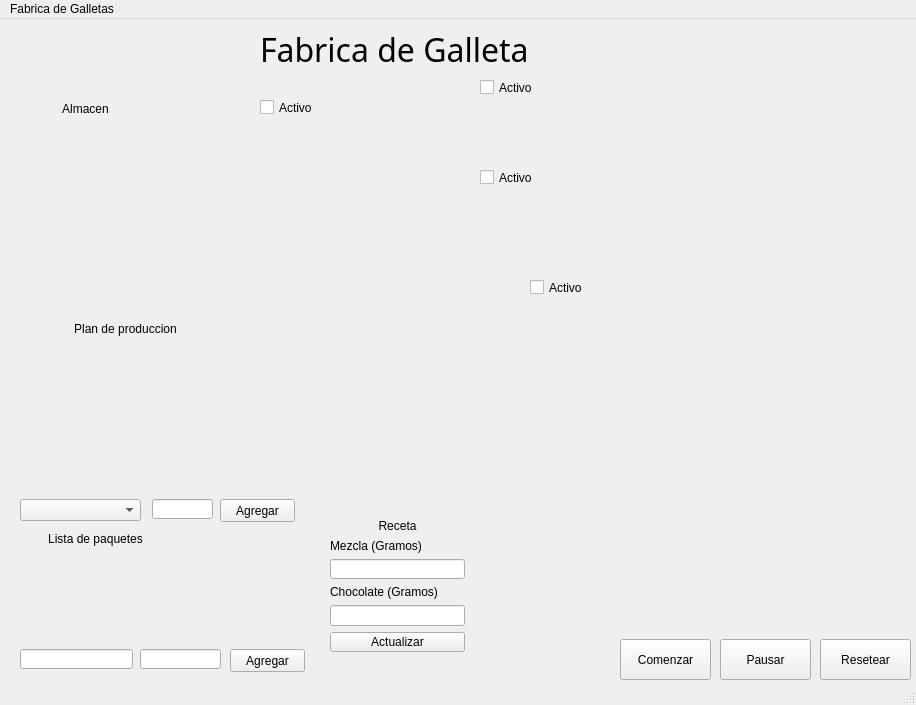
JohnSC31/PY1-FabricaGalletas-2102, file mainwindow.ui: the form before one commit.
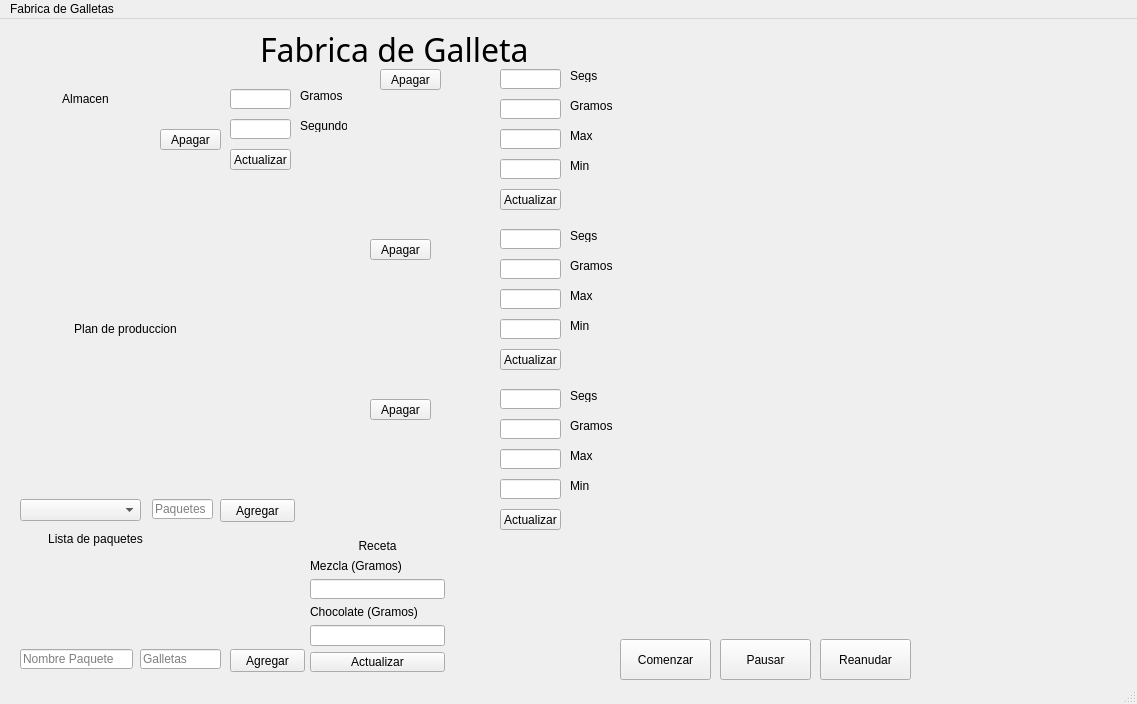
The form after the commit. Icons and pictures are not drawn.

The edit to the form file:
```diff
--- a/mainwindow.ui
+++ b/mainwindow.ui
@@ -6,8 +6,8 @@
    <rect>
     <x>0</x>
     <y>0</y>
-    <width>916</width>
-    <height>705</height>
+    <width>1137</width>
+    <height>704</height>
    </rect>
   </property>
   <property name="windowTitle">
@@ -72,14 +72,14 @@
      </rect>
     </property>
     <property name="text">
-     <string>Resetear</string>
+     <string>Reanudar</string>
     </property>
    </widget>
    <widget class="QLabel" name="label">
     <property name="geometry">
      <rect>
-      <x>430</x>
-      <y>60</y>
+      <x>450</x>
+      <y>50</y>
       <width>41</width>
       <height>51</height>
      </rect>
@@ -94,8 +94,8 @@
    <widget class="QLabel" name="label_2">
     <property name="geometry">
      <rect>
-      <x>470</x>
-      <y>260</y>
+      <x>440</x>
+      <y>370</y>
       <width>51</width>
       <height>41</height>
      </rect>
@@ -110,8 +110,8 @@
    <widget class="QLabel" name="label_3">
     <property name="geometry">
      <rect>
-      <x>430</x>
-      <y>150</y>
+      <x>440</x>
+      <y>210</y>
       <width>41</width>
       <height>51</height>
      </rect>
@@ -126,8 +126,8 @@
    <widget class="QLabel" name="label_4">
     <property name="geometry">
      <rect>
-      <x>200</x>
-      <y>80</y>
+      <x>170</x>
+      <y>70</y>
       <width>51</width>
       <height>41</height>
      </rect>
@@ -143,7 +143,7 @@
     <property name="geometry">
      <rect>
       <x>60</x>
-      <y>30</y>
+      <y>10</y>
       <width>61</width>
       <height>51</height>
      </rect>
@@ -209,6 +209,9 @@
       <height>20</height>
      </rect>
     </property>
+    <property name="placeholderText">
+     <string>Paquetes</string>
+    </property>
    </widget>
    <widget class="QComboBox" name="cmbPacks">
     <property name="geometry">
@@ -245,6 +248,9 @@
       <height>20</height>
      </rect>
     </property>
+    <property name="placeholderText">
+     <string>Nombre Paquete</string>
+    </property>
    </widget>
    <widget class="QPushButton" name="btnAddPack">
     <property name="geometry">
@@ -268,12 +274,15 @@
       <height>20</height>
      </rect>
     </property>
+    <property name="placeholderText">
+     <string>Galletas</string>
+    </property>
    </widget>
    <widget class="QLabel" name="label_11">
     <property name="geometry">
      <rect>
       <x>10</x>
-      <y>80</y>
+      <y>70</y>
       <width>151</width>
       <height>20</height>
      </rect>
@@ -288,8 +297,8 @@
    <widget class="QWidget" name="layoutWidget">
     <property name="geometry">
      <rect>
-      <x>330</x>
-      <y>500</y>
+      <x>310</x>
+      <y>520</y>
       <width>135</width>
       <height>134</height>
      </rect>
@@ -340,63 +349,11 @@
      </item>
     </layout>
    </widget>
-   <widget class="QCheckBox" name="chboxTrolley">
+   <widget class="QLabel" name="lblWareHouse">
     <property name="geometry">
      <rect>
-      <x>260</x>
-      <y>80</y>
-      <width>70</width>
-      <height>17</height>
-     </rect>
-    </property>
-    <property name="text">
-     <string>Activo</string>
-    </property>
-   </widget>
-   <widget class="QCheckBox" name="chBoxDoughMachine1">
-    <property name="geometry">
-     <rect>
-      <x>480</x>
-      <y>60</y>
-      <width>70</width>
-      <height>17</height>
-     </rect>
-    </property>
-    <property name="text">
-     <string>Activo</string>
-    </property>
-   </widget>
-   <widget class="QCheckBox" name="chBoxDoughMachine2">
-    <property name="geometry">
-     <rect>
-      <x>480</x>
-      <y>150</y>
-      <width>70</width>
-      <height>17</height>
-     </rect>
-    </property>
-    <property name="text">
-     <string>Activo</string>
-    </property>
-   </widget>
-   <widget class="QCheckBox" name="chBoxChocolateMachine">
-    <property name="geometry">
-     <rect>
-      <x>530</x>
-      <y>260</y>
-      <width>70</width>
-      <height>17</height>
-     </rect>
-    </property>
-    <property name="text">
-     <string>Activo</string>
-    </property>
-   </widget>
-   <widget class="QLabel" name="lblWareHouse_2">
-    <property name="geometry">
-     <rect>
-      <x>20</x>
-      <y>110</y>
+      <x>10</x>
+      <y>90</y>
       <width>141</width>
       <height>181</height>
      </rect>
@@ -434,14 +391,475 @@
    <widget class="QLabel" name="lblChocolateMachine">
     <property name="geometry">
      <rect>
-      <x>350</x>
-      <y>260</y>
-      <width>111</width>
-      <height>41</height>
+      <x>370</x>
+      <y>420</y>
+      <width>121</width>
+      <height>81</height>
      </rect>
     </property>
     <property name="text">
      <string/>
+    </property>
+    <property name="wordWrap">
+     <bool>true</bool>
+    </property>
+   </widget>
+   <widget class="QPushButton" name="btnControlTrolley">
+    <property name="geometry">
+     <rect>
+      <x>160</x>
+      <y>110</y>
+      <width>61</width>
+      <height>21</height>
+     </rect>
+    </property>
+    <property name="text">
+     <string>Apagar</string>
+    </property>
+   </widget>
+   <widget class="QLineEdit" name="inpCapacityGrams">
+    <property name="geometry">
+     <rect>
+      <x>230</x>
+      <y>70</y>
+      <width>61</width>
+      <height>20</height>
+     </rect>
+    </property>
+   </widget>
+   <widget class="QLineEdit" name="inpDeliveryTime">
+    <property name="geometry">
+     <rect>
+      <x>230</x>
+      <y>100</y>
+      <width>61</width>
+      <height>20</height>
+     </rect>
+    </property>
+   </widget>
+   <widget class="QPushButton" name="btnUpdateTrolley">
+    <property name="geometry">
+     <rect>
+      <x>230</x>
+      <y>130</y>
+      <width>61</width>
+      <height>21</height>
+     </rect>
+    </property>
+    <property name="text">
+     <string>Actualizar</string>
+    </property>
+   </widget>
+   <widget class="QLabel" name="label_12">
+    <property name="geometry">
+     <rect>
+      <x>300</x>
+      <y>70</y>
+      <width>47</width>
+      <height>13</height>
+     </rect>
+    </property>
+    <property name="text">
+     <string>Gramos</string>
+    </property>
+   </widget>
+   <widget class="QLabel" name="label_13">
+    <property name="geometry">
+     <rect>
+      <x>300</x>
+      <y>100</y>
+      <width>47</width>
+      <height>13</height>
+     </rect>
+    </property>
+    <property name="text">
+     <string>Segundos</string>
+    </property>
+   </widget>
+   <widget class="QLineEdit" name="inpChocolateMachineProcessTime">
+    <property name="geometry">
+     <rect>
+      <x>500</x>
+      <y>370</y>
+      <width>61</width>
+      <height>20</height>
+     </rect>
+    </property>
+   </widget>
+   <widget class="QLineEdit" name="inpChocolateMachineGramsTime">
+    <property name="geometry">
+     <rect>
+      <x>500</x>
+      <y>400</y>
+      <width>61</width>
+      <height>20</height>
+     </rect>
+    </property>
+   </widget>
+   <widget class="QLineEdit" name="inpChocolateMachineMax">
+    <property name="geometry">
+     <rect>
+      <x>500</x>
+      <y>430</y>
+      <width>61</width>
+      <height>20</height>
+     </rect>
+    </property>
+   </widget>
+   <widget class="QLineEdit" name="inpChocolateMachineMin">
+    <property name="geometry">
+     <rect>
+      <x>500</x>
+      <y>460</y>
+      <width>61</width>
+      <height>20</height>
+     </rect>
+    </property>
+   </widget>
+   <widget class="QPushButton" name="btnUpdateChocolateMachine">
+    <property name="geometry">
+     <rect>
+      <x>500</x>
+      <y>490</y>
+      <width>61</width>
+      <height>21</height>
+     </rect>
+    </property>
+    <property name="text">
+     <string>Actualizar</string>
+    </property>
+   </widget>
+   <widget class="QLabel" name="label_14">
+    <property name="geometry">
+     <rect>
+      <x>570</x>
+      <y>370</y>
+      <width>47</width>
+      <height>13</height>
+     </rect>
+    </property>
+    <property name="text">
+     <string>Segs</string>
+    </property>
+   </widget>
+   <widget class="QLabel" name="label_15">
+    <property name="geometry">
+     <rect>
+      <x>570</x>
+      <y>400</y>
+      <width>47</width>
+      <height>13</height>
+     </rect>
+    </property>
+    <property name="text">
+     <string>Gramos</string>
+    </property>
+   </widget>
+   <widget class="QLabel" name="label_16">
+    <property name="geometry">
+     <rect>
+      <x>570</x>
+      <y>430</y>
+      <width>47</width>
+      <height>13</height>
+     </rect>
+    </property>
+    <property name="text">
+     <string>Max</string>
+    </property>
+   </widget>
+   <widget class="QLabel" name="label_17">
+    <property name="geometry">
+     <rect>
+      <x>570</x>
+      <y>460</y>
+      <width>47</width>
+      <height>13</height>
+     </rect>
+    </property>
+    <property name="text">
+     <string>Min</string>
+    </property>
+   </widget>
+   <widget class="QPushButton" name="btnControlChocolateMachine">
+    <property name="geometry">
+     <rect>
+      <x>370</x>
+      <y>380</y>
+      <width>61</width>
+      <height>21</height>
+     </rect>
+    </property>
+    <property name="text">
+     <string>Apagar</string>
+    </property>
+   </widget>
+   <widget class="QPushButton" name="btnUpdateDoughMachine2">
+    <property name="geometry">
+     <rect>
+      <x>500</x>
+      <y>330</y>
+      <width>61</width>
+      <height>21</height>
+     </rect>
+    </property>
+    <property name="text">
+     <string>Actualizar</string>
+    </property>
+   </widget>
+   <widget class="QLineEdit" name="inpDoughMachine2ProcessTime">
+    <property name="geometry">
+     <rect>
+      <x>500</x>
+      <y>210</y>
+      <width>61</width>
+      <height>20</height>
+     </rect>
+    </property>
+   </widget>
+   <widget class="QLineEdit" name="inpDoughMachine2Min">
+    <property name="geometry">
+     <rect>
+      <x>500</x>
+      <y>300</y>
+      <width>61</width>
+      <height>20</height>
+     </rect>
+    </property>
+   </widget>
+   <widget class="QLabel" name="label_18">
+    <property name="geometry">
+     <rect>
+      <x>570</x>
+      <y>240</y>
+      <width>47</width>
+      <height>13</height>
+     </rect>
+    </property>
+    <property name="text">
+     <string>Gramos</string>
+    </property>
+   </widget>
+   <widget class="QLabel" name="label_19">
+    <property name="geometry">
+     <rect>
+      <x>570</x>
+      <y>300</y>
+      <width>47</width>
+      <height>13</height>
+     </rect>
+    </property>
+    <property name="text">
+     <string>Min</string>
+    </property>
+   </widget>
+   <widget class="QLabel" name="label_20">
+    <property name="geometry">
+     <rect>
+      <x>570</x>
+      <y>270</y>
+      <width>47</width>
+      <height>13</height>
+     </rect>
+    </property>
+    <property name="text">
+     <string>Max</string>
+    </property>
+   </widget>
+   <widget class="QLineEdit" name="inpDoughMachine2Max">
+    <property name="geometry">
+     <rect>
+      <x>500</x>
+      <y>270</y>
+      <width>61</width>
+      <height>20</height>
+     </rect>
+    </property>
+   </widget>
+   <widget class="QLineEdit" name="inpDoughMachine2GramsTime">
+    <property name="geometry">
+     <rect>
+      <x>500</x>
+      <y>240</y>
+      <width>61</width>
+      <height>20</height>
+     </rect>
+    </property>
+   </widget>
+   <widget class="QLabel" name="label_21">
+    <property name="geometry">
+     <rect>
+      <x>570</x>
+      <y>210</y>
+      <width>47</width>
+      <height>13</height>
+     </rect>
+    </property>
+    <property name="text">
+     <string>Segs</string>
+    </property>
+   </widget>
+   <widget class="QPushButton" name="btnControlDoughMachine2">
+    <property name="geometry">
+     <rect>
+      <x>370</x>
+      <y>220</y>
+      <width>61</width>
+      <height>21</height>
+     </rect>
+    </property>
+    <property name="text">
+     <string>Apagar</string>
+    </property>
+   </widget>
+   <widget class="QLabel" name="lblDoughMachine2">
+    <property name="geometry">
+     <rect>
+      <x>370</x>
+      <y>270</y>
+      <width>121</width>
+      <height>81</height>
+     </rect>
+    </property>
+    <property name="text">
+     <string/>
+    </property>
+    <property name="wordWrap">
+     <bool>true</bool>
+    </property>
+   </widget>
+   <widget class="QLabel" name="label_22">
+    <property name="geometry">
+     <rect>
+      <x>570</x>
+      <y>80</y>
+      <width>47</width>
+      <height>13</height>
+     </rect>
+    </property>
+    <property name="text">
+     <string>Gramos</string>
+    </property>
+   </widget>
+   <widget class="QLabel" name="label_23">
+    <property name="geometry">
+     <rect>
+      <x>570</x>
+      <y>50</y>
+      <width>47</width>
+      <height>13</height>
+     </rect>
+    </property>
+    <property name="text">
+     <string>Segs</string>
+    </property>
+   </widget>
+   <widget class="QLabel" name="label_24">
+    <property name="geometry">
+     <rect>
+      <x>570</x>
+      <y>110</y>
+      <width>47</width>
+      <height>13</height>
+     </rect>
+    </property>
+    <property name="text">
+     <string>Max</string>
+    </property>
+   </widget>
+   <widget class="QLineEdit" name="inpDoughMachine1GramsTime">
+    <property name="geometry">
+     <rect>
+      <x>500</x>
+      <y>80</y>
+      <width>61</width>
+      <height>20</height>
+     </rect>
+    </property>
+   </widget>
+   <widget class="QLineEdit" name="inpDoughMachine1ProcessTime">
+    <property name="geometry">
+     <rect>
+      <x>500</x>
+      <y>50</y>
+      <width>61</width>
+      <height>20</height>
+     </rect>
+    </property>
+   </widget>
+   <widget class="QLineEdit" name="inpDoughMachine1Min">
+    <property name="geometry">
+     <rect>
+      <x>500</x>
+      <y>140</y>
+      <width>61</width>
+      <height>20</height>
+     </rect>
+    </property>
+   </widget>
+   <widget class="QPushButton" name="btnUpdateDoughMachine1">
+    <property name="geometry">
+     <rect>
+      <x>500</x>
+      <y>170</y>
+      <width>61</width>
+      <height>21</height>
+     </rect>
+    </property>
+    <property name="text">
+     <string>Actualizar</string>
+    </property>
+   </widget>
+   <widget class="QLabel" name="label_25">
+    <property name="geometry">
+     <rect>
+      <x>570</x>
+      <y>140</y>
+      <width>47</width>
+      <height>13</height>
+     </rect>
+    </property>
+    <property name="text">
+     <string>Min</string>
+    </property>
+   </widget>
+   <widget class="QLineEdit" name="inpDoughMachine1Max">
+    <property name="geometry">
+     <rect>
+      <x>500</x>
+      <y>110</y>
+      <width>61</width>
+      <height>20</height>
+     </rect>
+    </property>
+   </widget>
+   <widget class="QPushButton" name="btnControlDoughMachine1">
+    <property name="geometry">
+     <rect>
+      <x>380</x>
+      <y>50</y>
+      <width>61</width>
+      <height>21</height>
+     </rect>
+    </property>
+    <property name="text">
+     <string>Apagar</string>
+    </property>
+   </widget>
+   <widget class="QLabel" name="lblDoughMachine1">
+    <property name="geometry">
+     <rect>
+      <x>370</x>
+      <y>100</y>
+      <width>121</width>
+      <height>81</height>
+     </rect>
+    </property>
+    <property name="text">
+     <string/>
+    </property>
+    <property name="wordWrap">
+     <bool>true</bool>
     </property>
    </widget>
   </widget>
@@ -450,7 +868,7 @@
     <rect>
      <x>0</x>
      <y>0</y>
-     <width>916</width>
+     <width>1137</width>
      <height>21</height>
     </rect>
    </property>
```
Left out of the diff: 2 changed lines with no effect on the pictures.
